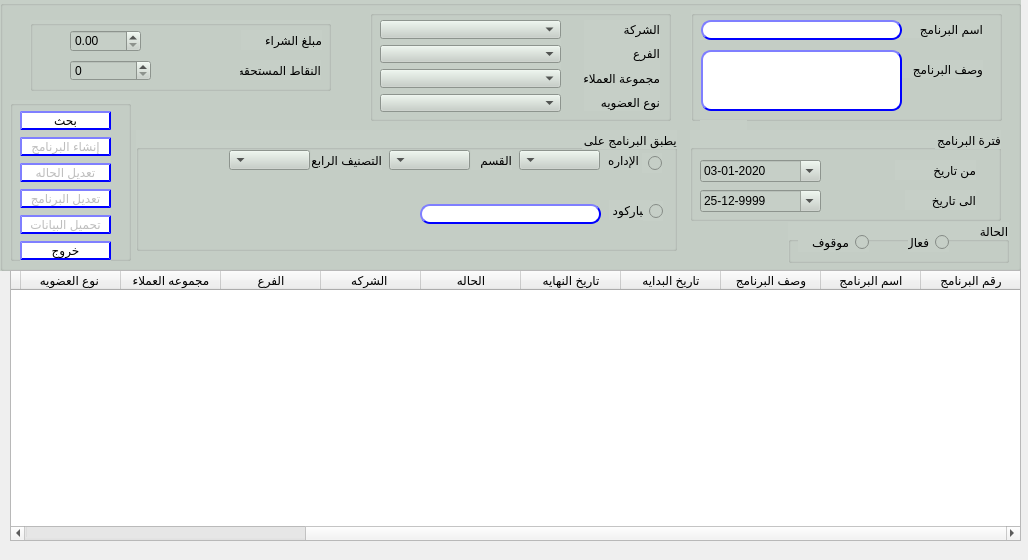
Qt form presentation/loyalty_ui/createModifyLoyalityProg.ui (Hossam01/HyperPOS2020Design) before a commit.
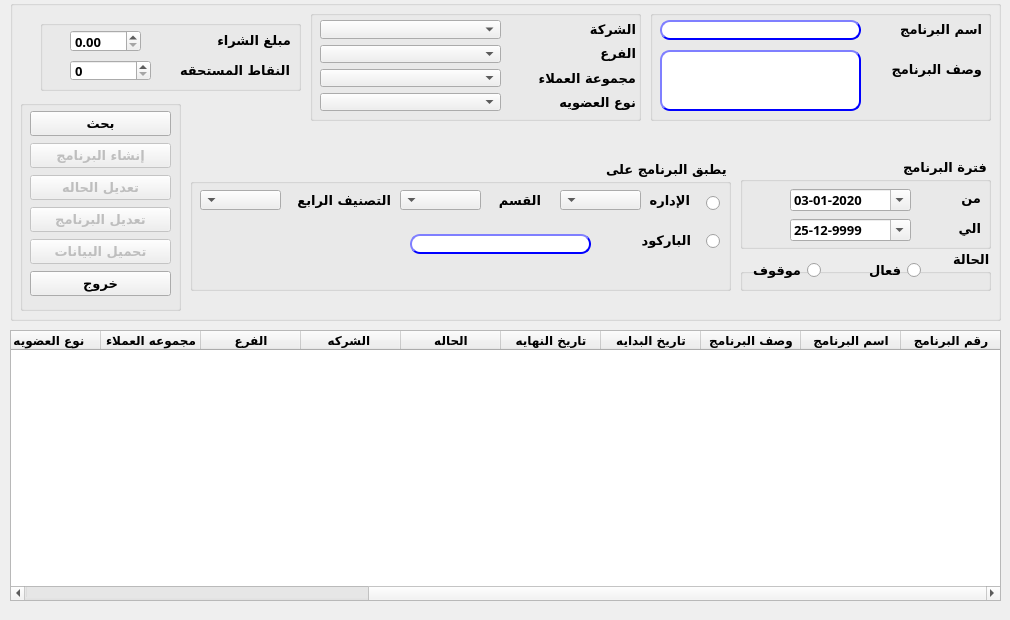
The same form after that commit.

Diff of the .ui file:
```diff
--- a/presentation/loyalty_ui/createModifyLoyalityProg.ui
+++ b/presentation/loyalty_ui/createModifyLoyalityProg.ui
@@ -6,20 +6,20 @@
    <rect>
     <x>0</x>
     <y>0</y>
-    <width>1028</width>
-    <height>560</height>
+    <width>1010</width>
+    <height>620</height>
    </rect>
   </property>
   <property name="minimumSize">
    <size>
-    <width>1028</width>
-    <height>560</height>
+    <width>1010</width>
+    <height>620</height>
    </size>
   </property>
   <property name="maximumSize">
    <size>
-    <width>1028</width>
-    <height>560</height>
+    <width>1010</width>
+    <height>620</height>
    </size>
   </property>
   <property name="windowTitle">
@@ -40,30 +40,37 @@
      <height>2</height>
     </rect>
    </property>
+   <property name="font">
+    <font>
+     <family>29LT Bukra Regular</family>
+     <weight>75</weight>
+     <bold>true</bold>
+    </font>
+   </property>
    <layout class="QGridLayout" name="gridLayout_2"/>
   </widget>
   <widget class="QGroupBox" name="groupBox">
    <property name="geometry">
     <rect>
-     <x>0</x>
+     <x>10</x>
      <y>0</y>
-     <width>1021</width>
-     <height>271</height>
+     <width>991</width>
+     <height>321</height>
     </rect>
    </property>
    <property name="font">
     <font>
+     <family>29LT Bukra Regular</family>
      <pointsize>10</pointsize>
-     <weight>50</weight>
-     <bold>false</bold>
+     <weight>75</weight>
+     <bold>true</bold>
     </font>
    </property>
    <property name="layoutDirection">
     <enum>Qt::LeftToRight</enum>
    </property>
    <property name="styleSheet">
-    <string notr="true">
-background-color: rgb(198, 207, 199);</string>
+    <string notr="true"/>
    </property>
    <property name="title">
     <string/>
@@ -71,12 +78,20 @@
    <widget class="QGroupBox" name="groupBox_3">
     <property name="geometry">
      <rect>
-      <x>370</x>
+      <x>300</x>
       <y>10</y>
-      <width>301</width>
+      <width>331</width>
       <height>111</height>
      </rect>
     </property>
+    <property name="font">
+     <font>
+      <family>29LT Bukra Regular</family>
+      <pointsize>10</pointsize>
+      <weight>75</weight>
+      <bold>true</bold>
+     </font>
+    </property>
     <property name="title">
      <string/>
     </property>
@@ -86,21 +101,65 @@
        <x>10</x>
        <y>10</y>
        <width>181</width>
-       <height>92</height>
+       <height>91</height>
       </rect>
      </property>
+     <property name="font">
+      <font>
+       <family>29LT Bukra Regular</family>
+       <pointsize>10</pointsize>
+       <weight>75</weight>
+       <bold>true</bold>
+      </font>
+     </property>
      <layout class="QVBoxLayout" name="verticalLayout_3">
       <item>
-       <widget class="QComboBox" name="CMB_company"/>
+       <widget class="QComboBox" name="CMB_company">
+        <property name="font">
+         <font>
+          <family>29LT Bukra Regular</family>
+          <pointsize>10</pointsize>
+          <weight>75</weight>
+          <bold>true</bold>
+         </font>
+        </property>
+       </widget>
       </item>
       <item>
-       <widget class="QComboBox" name="CMB_branch"/>
+       <widget class="QComboBox" name="CMB_branch">
+        <property name="font">
+         <font>
+          <family>29LT Bukra Regular</family>
+          <pointsize>10</pointsize>
+          <weight>75</weight>
+          <bold>true</bold>
+         </font>
+        </property>
+       </widget>
       </item>
       <item>
-       <widget class="QComboBox" name="CMB_custGroup"/>
+       <widget class="QComboBox" name="CMB_custGroup">
+        <property name="font">
+         <font>
+          <family>29LT Bukra Regular</family>
+          <pointsize>10</pointsize>
+          <weight>75</weight>
+          <bold>true</bold>
+         </font>
+        </property>
+       </widget>
       </item>
       <item>
-       <widget class="QComboBox" name="CMB_loyalityType"/>
+       <widget class="QComboBox" name="CMB_loyalityType">
+        <property name="font">
+         <font>
+          <family>29LT Bukra Regular</family>
+          <pointsize>10</pointsize>
+          <weight>75</weight>
+          <bold>true</bold>
+         </font>
+        </property>
+       </widget>
       </item>
      </layout>
     </widget>
@@ -109,13 +168,29 @@
       <rect>
        <x>214</x>
        <y>10</y>
-       <width>76</width>
+       <width>112</width>
        <height>91</height>
       </rect>
      </property>
+     <property name="font">
+      <font>
+       <family>29LT Bukra Regular</family>
+       <pointsize>10</pointsize>
+       <weight>75</weight>
+       <bold>true</bold>
+      </font>
+     </property>
      <layout class="QVBoxLayout" name="verticalLayout_2">
       <item>
        <widget class="QLabel" name="label_4">
+        <property name="font">
+         <font>
+          <family>29LT Bukra Regular</family>
+          <pointsize>10</pointsize>
+          <weight>75</weight>
+          <bold>true</bold>
+         </font>
+        </property>
         <property name="text">
          <string>الشركة</string>
         </property>
@@ -123,6 +198,14 @@
       </item>
       <item>
        <widget class="QLabel" name="label_11">
+        <property name="font">
+         <font>
+          <family>29LT Bukra Regular</family>
+          <pointsize>10</pointsize>
+          <weight>75</weight>
+          <bold>true</bold>
+         </font>
+        </property>
         <property name="text">
          <string>الفرع</string>
         </property>
@@ -130,6 +213,14 @@
       </item>
       <item>
        <widget class="QLabel" name="label_5">
+        <property name="font">
+         <font>
+          <family>29LT Bukra Regular</family>
+          <pointsize>10</pointsize>
+          <weight>75</weight>
+          <bold>true</bold>
+         </font>
+        </property>
         <property name="text">
          <string>مجموعة العملاء</string>
         </property>
@@ -137,6 +228,14 @@
       </item>
       <item>
        <widget class="QLabel" name="label_6">
+        <property name="font">
+         <font>
+          <family>29LT Bukra Regular</family>
+          <pointsize>10</pointsize>
+          <weight>75</weight>
+          <bold>true</bold>
+         </font>
+        </property>
         <property name="text">
          <string>نوع العضويه</string>
         </property>
@@ -148,12 +247,20 @@
    <widget class="QGroupBox" name="groupBox_4">
     <property name="geometry">
      <rect>
-      <x>691</x>
+      <x>640</x>
       <y>10</y>
-      <width>311</width>
+      <width>341</width>
       <height>111</height>
      </rect>
     </property>
+    <property name="font">
+     <font>
+      <family>29LT Bukra Regular</family>
+      <pointsize>10</pointsize>
+      <weight>75</weight>
+      <bold>true</bold>
+     </font>
+    </property>
     <property name="layoutDirection">
      <enum>Qt::RightToLeft</enum>
     </property>
@@ -163,12 +270,20 @@
     <widget class="QLabel" name="label">
      <property name="geometry">
       <rect>
-       <x>180</x>
+       <x>220</x>
        <y>10</y>
        <width>112</width>
        <height>18</height>
       </rect>
      </property>
+     <property name="font">
+      <font>
+       <family>29LT Bukra Regular</family>
+       <pointsize>10</pointsize>
+       <weight>75</weight>
+       <bold>true</bold>
+      </font>
+     </property>
      <property name="text">
       <string>اسم البرنامج</string>
      </property>
@@ -176,12 +291,20 @@
     <widget class="QLabel" name="label_2">
      <property name="geometry">
       <rect>
-       <x>180</x>
+       <x>220</x>
        <y>50</y>
        <width>112</width>
        <height>18</height>
       </rect>
      </property>
+     <property name="font">
+      <font>
+       <family>29LT Bukra Regular</family>
+       <pointsize>10</pointsize>
+       <weight>75</weight>
+       <bold>true</bold>
+      </font>
+     </property>
      <property name="text">
       <string>وصف البرنامج</string>
      </property>
@@ -195,6 +318,13 @@
        <height>20</height>
       </rect>
      </property>
+     <property name="font">
+      <font>
+       <family>29LT Bukra Regular</family>
+       <weight>75</weight>
+       <bold>true</bold>
+      </font>
+     </property>
      <property name="styleSheet">
       <string notr="true">QLineEdit{
                                         background-color: white;
@@ -232,6 +362,13 @@
        <height>61</height>
       </rect>
      </property>
+     <property name="font">
+      <font>
+       <family>29LT Bukra Regular</family>
+       <weight>75</weight>
+       <bold>true</bold>
+      </font>
+     </property>
      <property name="styleSheet">
       <string notr="true">QTextEdit{
                                         background-color: white;
@@ -261,130 +398,158 @@
    <widget class="QGroupBox" name="groupBox_2">
     <property name="geometry">
      <rect>
-      <x>690</x>
-      <y>130</y>
-      <width>311</width>
+      <x>730</x>
+      <y>158</y>
+      <width>251</width>
       <height>91</height>
      </rect>
     </property>
+    <property name="font">
+     <font>
+      <family>29LT Bukra Regular</family>
+      <pointsize>10</pointsize>
+      <weight>75</weight>
+      <bold>true</bold>
+     </font>
+    </property>
     <property name="layoutDirection">
      <enum>Qt::RightToLeft</enum>
     </property>
     <property name="title">
      <string>فترة البرنامج</string>
     </property>
-    <widget class="QWidget" name="layoutWidget">
-     <property name="geometry">
-      <rect>
-       <x>10</x>
-       <y>30</y>
-       <width>121</width>
-       <height>22</height>
-      </rect>
-     </property>
-     <layout class="QHBoxLayout" name="horizontalLayout">
-      <item>
-       <widget class="QDateEdit" name="Qdate_from">
-        <property name="layoutDirection">
-         <enum>Qt::LeftToRight</enum>
-        </property>
-        <property name="displayFormat">
-         <string>dd-MM-yyyy</string>
-        </property>
-        <property name="calendarPopup">
-         <bool>true</bool>
-        </property>
-        <property name="date">
-         <date>
-          <year>2020</year>
-          <month>1</month>
-          <day>3</day>
-         </date>
-        </property>
-       </widget>
-      </item>
-     </layout>
-    </widget>
     <widget class="QLabel" name="label_9">
      <property name="geometry">
       <rect>
-       <x>205</x>
+       <x>160</x>
        <y>30</y>
        <width>81</width>
        <height>20</height>
       </rect>
      </property>
+     <property name="font">
+      <font>
+       <family>29LT Bukra Regular</family>
+       <pointsize>10</pointsize>
+       <weight>75</weight>
+       <bold>true</bold>
+      </font>
+     </property>
      <property name="text">
-      <string>من تاريخ</string>
+      <string>من</string>
      </property>
     </widget>
     <widget class="QLabel" name="label_10">
      <property name="geometry">
       <rect>
-       <x>215</x>
+       <x>170</x>
        <y>60</y>
        <width>71</width>
        <height>20</height>
       </rect>
      </property>
+     <property name="font">
+      <font>
+       <family>29LT Bukra Regular</family>
+       <pointsize>10</pointsize>
+       <weight>75</weight>
+       <bold>true</bold>
+      </font>
+     </property>
      <property name="text">
-      <string>الى تاريخ</string>
+      <string>الي</string>
      </property>
     </widget>
-    <widget class="QWidget" name="layoutWidget_2">
+    <widget class="QDateEdit" name="Qdate_to">
      <property name="geometry">
       <rect>
-       <x>10</x>
-       <y>60</y>
+       <x>50</x>
+       <y>61</y>
        <width>121</width>
        <height>22</height>
       </rect>
      </property>
-     <layout class="QHBoxLayout" name="horizontalLayout_2">
-      <item>
-       <widget class="QDateEdit" name="Qdate_to">
-        <property name="layoutDirection">
-         <enum>Qt::LeftToRight</enum>
-        </property>
-        <property name="autoFillBackground">
-         <bool>false</bool>
-        </property>
-        <property name="dateTime">
-         <datetime>
-          <hour>23</hour>
-          <minute>59</minute>
-          <second>59</second>
-          <year>9999</year>
-          <month>12</month>
-          <day>25</day>
-         </datetime>
-        </property>
-        <property name="maximumDateTime">
-         <datetime>
-          <hour>23</hour>
-          <minute>59</minute>
-          <second>59</second>
-          <year>9999</year>
-          <month>12</month>
-          <day>25</day>
-         </datetime>
-        </property>
-        <property name="displayFormat">
-         <string>dd-MM-yyyy</string>
-        </property>
-        <property name="calendarPopup">
-         <bool>true</bool>
-        </property>
-        <property name="date">
-         <date>
-          <year>9999</year>
-          <month>12</month>
-          <day>25</day>
-         </date>
-        </property>
-       </widget>
-      </item>
-     </layout>
+     <property name="font">
+      <font>
+       <family>29LT Bukra Regular</family>
+       <pointsize>10</pointsize>
+       <weight>75</weight>
+       <bold>true</bold>
+      </font>
+     </property>
+     <property name="layoutDirection">
+      <enum>Qt::LeftToRight</enum>
+     </property>
+     <property name="autoFillBackground">
+      <bool>false</bool>
+     </property>
+     <property name="dateTime">
+      <datetime>
+       <hour>0</hour>
+       <minute>0</minute>
+       <second>0</second>
+       <year>9999</year>
+       <month>12</month>
+       <day>25</day>
+      </datetime>
+     </property>
+     <property name="maximumDateTime">
+      <datetime>
+       <hour>23</hour>
+       <minute>59</minute>
+       <second>59</second>
+       <year>9999</year>
+       <month>12</month>
+       <day>25</day>
+      </datetime>
+     </property>
+     <property name="displayFormat">
+      <string>dd-MM-yyyy</string>
+     </property>
+     <property name="calendarPopup">
+      <bool>true</bool>
+     </property>
+     <property name="date">
+      <date>
+       <year>9999</year>
+       <month>12</month>
+       <day>25</day>
+      </date>
+     </property>
+    </widget>
+    <widget class="QDateEdit" name="Qdate_from">
+     <property name="geometry">
+      <rect>
+       <x>50</x>
+       <y>31</y>
+       <width>121</width>
+       <height>22</height>
+      </rect>
+     </property>
+     <property name="font">
+      <font>
+       <family>29LT Bukra Regular</family>
+       <pointsize>10</pointsize>
+       <weight>75</weight>
+       <bold>true</bold>
+      </font>
+     </property>
+     <property name="layoutDirection">
+      <enum>Qt::LeftToRight</enum>
+     </property>
+     <property name="displayFormat">
+      <string>dd-MM-yyyy</string>
+     </property>
+     <property name="calendarPopup">
+      <bool>true</bool>
+     </property>
+     <property name="date">
+      <date>
+       <year>2020</year>
+       <month>1</month>
+       <day>3</day>
+      </date>
+     </property>
     </widget>
    </widget>
    <widget class="QGroupBox" name="groupBox_8">
@@ -392,10 +557,18 @@
      <rect>
       <x>10</x>
       <y>100</y>
-      <width>121</width>
-      <height>161</height>
+      <width>161</width>
+      <height>211</height>
      </rect>
     </property>
+    <property name="font">
+     <font>
+      <family>29LT Bukra Regular</family>
+      <pointsize>10</pointsize>
+      <weight>75</weight>
+      <bold>true</bold>
+     </font>
+    </property>
     <property name="title">
      <string/>
     </property>
@@ -404,40 +577,33 @@
       <rect>
        <x>10</x>
        <y>10</y>
-       <width>91</width>
-       <height>151</height>
+       <width>141</width>
+       <height>191</height>
       </rect>
      </property>
+     <property name="font">
+      <font>
+       <family>29LT Bukra Regular</family>
+       <pointsize>10</pointsize>
+       <weight>75</weight>
+       <bold>true</bold>
+      </font>
+     </property>
      <layout class="QVBoxLayout" name="verticalLayout">
       <item>
        <widget class="QPushButton" name="Qbtn_search">
         <property name="enabled">
          <bool>true</bool>
         </property>
+        <property name="font">
+         <font>
+          <family>29LT Bukra Regular</family>
+          <weight>75</weight>
+          <bold>true</bold>
+         </font>
+        </property>
         <property name="styleSheet">
-         <string notr="true">QPushButton{
-                                        background-color: white;
-                                        border-style: outset;
-                                        border-width: 2px;
-                                        border-radius: 10px;
-                                        border-color: blue;
-                                        min-width:6em;
-                                       }
-                                        QPushButton:hover {
-                                        background: qradialgradient(
-                                        cx: 0.3, cy: -0.4, fx: 0.3, fy: -0.4,
-                                        radius: 1.35, stop: 0 #fff, stop: 1 #bbb
-                                        );
-                                        }
-                                        QPushButton:pressed {
-                                        border-style: inset;
-                                        background: qradialgradient(
-                                        cx: 0.4, cy: -0.1, fx: 0.4, fy: -0.1,
-                                        radius: 1.35, stop: 0 #fff, stop: 1 #ddd
-                                        );
-                                        }
-                                    
-                                    </string>
+         <string notr="true"/>
         </property>
         <property name="text">
          <string>بحث</string>
@@ -449,30 +615,15 @@
         <property name="enabled">
          <bool>false</bool>
         </property>
+        <property name="font">
+         <font>
+          <family>29LT Bukra Regular</family>
+          <weight>75</weight>
+          <bold>true</bold>
+         </font>
+        </property>
         <property name="styleSheet">
-         <string notr="true">QPushButton{
-                                        background-color: white;
-                                        border-style: outset;
-                                        border-width: 2px;
-                                        border-radius: 10px;
-                                        border-color: blue;
-                                        min-width:6em;
-                                       }
-                                        QPushButton:hover {
-                                        background: qradialgradient(
-                                        cx: 0.3, cy: -0.4, fx: 0.3, fy: -0.4,
-                                        radius: 1.35, stop: 0 #fff, stop: 1 #bbb
-                                        );
-                                        }
-                                        QPushButton:pressed {
-                                        border-style: inset;
-                                        background: qradialgradient(
-                                        cx: 0.4, cy: -0.1, fx: 0.4, fy: -0.1,
-                                        radius: 1.35, stop: 0 #fff, stop: 1 #ddd
-                                        );
-                                        }
-                                    
-                                    </string>
+         <string notr="true"/>
         </property>
         <property name="text">
          <string>إنشاء البرنامج</string>
@@ -484,30 +635,15 @@
         <property name="enabled">
          <bool>false</bool>
         </property>
+        <property name="font">
+         <font>
+          <family>29LT Bukra Regular</family>
+          <weight>75</weight>
+          <bold>true</bold>
+         </font>
+        </property>
         <property name="styleSheet">
-         <string notr="true">QPushButton{
-                                        background-color: white;
-                                        border-style: outset;
-                                        border-width: 2px;
-                                        border-radius: 10px;
-                                        border-color: blue;
-                                        min-width:6em;
-                                       }
-                                        QPushButton:hover {
-                                        background: qradialgradient(
-                                        cx: 0.3, cy: -0.4, fx: 0.3, fy: -0.4,
-                                        radius: 1.35, stop: 0 #fff, stop: 1 #bbb
-                                        );
-                                        }
-                                        QPushButton:pressed {
-                                        border-style: inset;
-                                        background: qradialgradient(
-                                        cx: 0.4, cy: -0.1, fx: 0.4, fy: -0.1,
-                                        radius: 1.35, stop: 0 #fff, stop: 1 #ddd
-                                        );
-                                        }
-                                    
-                                    </string>
+         <string notr="true"/>
         </property>
         <property name="text">
          <string>تعديل الحاله</string>
@@ -519,30 +655,15 @@
         <property name="enabled">
          <bool>false</bool>
         </property>
+        <property name="font">
+         <font>
+          <family>29LT Bukra Regular</family>
+          <weight>75</weight>
+          <bold>true</bold>
+         </font>
+        </property>
         <property name="styleSheet">
-         <string notr="true">QPushButton{
-                                        background-color: white;
-                                        border-style: outset;
-                                        border-width: 2px;
-                                        border-radius: 10px;
-                                        border-color: blue;
-                                        min-width:6em;
-                                       }
-                                        QPushButton:hover {
-                                        background: qradialgradient(
-                                        cx: 0.3, cy: -0.4, fx: 0.3, fy: -0.4,
-                                        radius: 1.35, stop: 0 #fff, stop: 1 #bbb
-                                        );
-                                        }
-                                        QPushButton:pressed {
-                                        border-style: inset;
-                                        background: qradialgradient(
-                                        cx: 0.4, cy: -0.1, fx: 0.4, fy: -0.1,
-                                        radius: 1.35, stop: 0 #fff, stop: 1 #ddd
-                                        );
-                                        }
-                                    
-                                    </string>
+         <string notr="true"/>
         </property>
         <property name="text">
          <string>تعديل البرنامج</string>
@@ -554,30 +675,15 @@
         <property name="enabled">
          <bool>false</bool>
         </property>
+        <property name="font">
+         <font>
+          <family>29LT Bukra Regular</family>
+          <weight>75</weight>
+          <bold>true</bold>
+         </font>
+        </property>
         <property name="styleSheet">
-         <string notr="true">QPushButton{
-                                        background-color: white;
-                                        border-style: outset;
-                                        border-width: 2px;
-                                        border-radius: 10px;
-                                        border-color: blue;
-                                        min-width:6em;
-                                       }
-                                        QPushButton:hover {
-                                        background: qradialgradient(
-                                        cx: 0.3, cy: -0.4, fx: 0.3, fy: -0.4,
-                                        radius: 1.35, stop: 0 #fff, stop: 1 #bbb
-                                        );
-                                        }
-                                        QPushButton:pressed {
-                                        border-style: inset;
-                                        background: qradialgradient(
-                                        cx: 0.4, cy: -0.1, fx: 0.4, fy: -0.1,
-                                        radius: 1.35, stop: 0 #fff, stop: 1 #ddd
-                                        );
-                                        }
-                                    
-                                    </string>
+         <string notr="true"/>
         </property>
         <property name="text">
          <string>تحميل البيانات</string>
@@ -586,30 +692,15 @@
       </item>
       <item>
        <widget class="QPushButton" name="Qbtn_exit">
+        <property name="font">
+         <font>
+          <family>29LT Bukra Regular</family>
+          <weight>75</weight>
+          <bold>true</bold>
+         </font>
+        </property>
         <property name="styleSheet">
-         <string notr="true">QPushButton{
-                                        background-color: white;
-                                        border-style: outset;
-                                        border-width: 2px;
-                                        border-radius: 10px;
-                                        border-color: blue;
-                                        min-width:6em;
-                                       }
-                                        QPushButton:hover {
-                                        background: qradialgradient(
-                                        cx: 0.3, cy: -0.4, fx: 0.3, fy: -0.4,
-                                        radius: 1.35, stop: 0 #fff, stop: 1 #bbb
-                                        );
-                                        }
-                                        QPushButton:pressed {
-                                        border-style: inset;
-                                        background: qradialgradient(
-                                        cx: 0.4, cy: -0.1, fx: 0.4, fy: -0.1,
-                                        radius: 1.35, stop: 0 #fff, stop: 1 #ddd
-                                        );
-                                        }
-                                    
-                                    </string>
+         <string notr="true"/>
         </property>
         <property name="text">
          <string>خروج</string>
@@ -625,12 +716,20 @@
     </property>
     <property name="geometry">
      <rect>
-      <x>788</x>
-      <y>222</y>
-      <width>221</width>
+      <x>730</x>
+      <y>250</y>
+      <width>251</width>
       <height>41</height>
      </rect>
     </property>
+    <property name="font">
+     <font>
+      <family>29LT Bukra Regular</family>
+      <pointsize>10</pointsize>
+      <weight>75</weight>
+      <bold>true</bold>
+     </font>
+    </property>
     <property name="layoutDirection">
      <enum>Qt::RightToLeft</enum>
     </property>
@@ -642,10 +741,18 @@
       <rect>
        <x>120</x>
        <y>10</y>
-       <width>41</width>
+       <width>61</width>
        <height>20</height>
       </rect>
      </property>
+     <property name="font">
+      <font>
+       <family>29LT Bukra Regular</family>
+       <pointsize>10</pointsize>
+       <weight>75</weight>
+       <bold>true</bold>
+      </font>
+     </property>
      <property name="layoutDirection">
       <enum>Qt::RightToLeft</enum>
      </property>
@@ -662,6 +769,14 @@
        <height>20</height>
       </rect>
      </property>
+     <property name="font">
+      <font>
+       <family>29LT Bukra Regular</family>
+       <pointsize>10</pointsize>
+       <weight>75</weight>
+       <bold>true</bold>
+      </font>
+     </property>
      <property name="layoutDirection">
       <enum>Qt::RightToLeft</enum>
      </property>
@@ -675,22 +790,38 @@
      <rect>
       <x>30</x>
       <y>20</y>
-      <width>301</width>
+      <width>261</width>
       <height>71</height>
      </rect>
     </property>
+    <property name="font">
+     <font>
+      <family>29LT Bukra Regular</family>
+      <pointsize>10</pointsize>
+      <weight>75</weight>
+      <bold>true</bold>
+     </font>
+    </property>
     <property name="title">
      <string/>
     </property>
     <widget class="QLabel" name="label_7">
      <property name="geometry">
       <rect>
-       <x>211</x>
+       <x>170</x>
        <y>10</y>
        <width>81</width>
        <height>20</height>
       </rect>
      </property>
+     <property name="font">
+      <font>
+       <family>29LT Bukra Regular</family>
+       <pointsize>10</pointsize>
+       <weight>75</weight>
+       <bold>true</bold>
+      </font>
+     </property>
      <property name="text">
       <string>مبلغ الشراء</string>
      </property>
@@ -698,12 +829,20 @@
     <widget class="QLabel" name="label_12">
      <property name="geometry">
       <rect>
-       <x>210</x>
+       <x>119</x>
        <y>40</y>
-       <width>81</width>
+       <width>131</width>
        <height>20</height>
       </rect>
      </property>
+     <property name="font">
+      <font>
+       <family>29LT Bukra Regular</family>
+       <pointsize>10</pointsize>
+       <weight>75</weight>
+       <bold>true</bold>
+      </font>
+     </property>
      <property name="text">
       <string>النقاط المستحقه</string>
      </property>
@@ -711,12 +850,20 @@
     <widget class="QSpinBox" name="Qline_points">
      <property name="geometry">
       <rect>
-       <x>40</x>
+       <x>30</x>
        <y>40</y>
        <width>81</width>
        <height>21</height>
       </rect>
      </property>
+     <property name="font">
+      <font>
+       <family>29LT Bukra Regular</family>
+       <pointsize>10</pointsize>
+       <weight>75</weight>
+       <bold>true</bold>
+      </font>
+     </property>
      <property name="maximum">
       <number>99999</number>
      </property>
@@ -724,12 +871,20 @@
     <widget class="QDoubleSpinBox" name="Qline_purchAmount">
      <property name="geometry">
       <rect>
-       <x>40</x>
+       <x>30</x>
        <y>10</y>
        <width>71</width>
        <height>22</height>
       </rect>
      </property>
+     <property name="font">
+      <font>
+       <family>29LT Bukra Regular</family>
+       <pointsize>10</pointsize>
+       <weight>75</weight>
+       <bold>true</bold>
+      </font>
+     </property>
      <property name="decimals">
       <number>2</number>
      </property>
@@ -741,12 +896,20 @@
    <widget class="QGroupBox" name="groupBox_7">
     <property name="geometry">
      <rect>
-      <x>136</x>
-      <y>130</y>
+      <x>180</x>
+      <y>160</y>
       <width>541</width>
-      <height>121</height>
+      <height>131</height>
      </rect>
     </property>
+    <property name="font">
+     <font>
+      <family>29LT Bukra Regular</family>
+      <pointsize>10</pointsize>
+      <weight>75</weight>
+      <bold>true</bold>
+     </font>
+    </property>
     <property name="layoutDirection">
      <enum>Qt::RightToLeft</enum>
     </property>
@@ -756,12 +919,20 @@
     <widget class="QLabel" name="label_13">
      <property name="geometry">
       <rect>
-       <x>462</x>
-       <y>20</y>
-       <width>41</width>
+       <x>449</x>
+       <y>30</y>
+       <width>51</width>
        <height>20</height>
       </rect>
      </property>
+     <property name="font">
+      <font>
+       <family>29LT Bukra Regular</family>
+       <pointsize>10</pointsize>
+       <weight>75</weight>
+       <bold>true</bold>
+      </font>
+     </property>
      <property name="text">
       <string>الإداره</string>
      </property>
@@ -769,22 +940,38 @@
     <widget class="QComboBox" name="CMB_department">
      <property name="geometry">
       <rect>
-       <x>383</x>
-       <y>20</y>
+       <x>370</x>
+       <y>30</y>
        <width>81</width>
        <height>20</height>
       </rect>
      </property>
+     <property name="font">
+      <font>
+       <family>29LT Bukra Regular</family>
+       <pointsize>10</pointsize>
+       <weight>75</weight>
+       <bold>true</bold>
+      </font>
+     </property>
     </widget>
     <widget class="QLabel" name="label_14">
      <property name="geometry">
       <rect>
-       <x>473</x>
+       <x>450</x>
        <y>70</y>
-       <width>41</width>
+       <width>51</width>
        <height>20</height>
       </rect>
      </property>
+     <property name="font">
+      <font>
+       <family>29LT Bukra Regular</family>
+       <pointsize>10</pointsize>
+       <weight>75</weight>
+       <bold>true</bold>
+      </font>
+     </property>
      <property name="text">
       <string>الباركود</string>
      </property>
@@ -792,12 +979,19 @@
     <widget class="QLineEdit" name="Qline_barcode">
      <property name="geometry">
       <rect>
-       <x>284</x>
+       <x>220</x>
        <y>74</y>
        <width>181</width>
        <height>20</height>
       </rect>
      </property>
+     <property name="font">
+      <font>
+       <family>29LT Bukra Regular</family>
+       <weight>75</weight>
+       <bold>true</bold>
+      </font>
+     </property>
      <property name="styleSheet">
       <string notr="true">QLineEdit{
                                         background-color: white;
@@ -826,12 +1020,20 @@
     <widget class="QLabel" name="label_15">
      <property name="geometry">
       <rect>
-       <x>335</x>
-       <y>20</y>
-       <width>41</width>
+       <x>300</x>
+       <y>30</y>
+       <width>51</width>
        <height>20</height>
       </rect>
      </property>
+     <property name="font">
+      <font>
+       <family>29LT Bukra Regular</family>
+       <pointsize>10</pointsize>
+       <weight>75</weight>
+       <bold>true</bold>
+      </font>
+     </property>
      <property name="text">
       <string>القسم</string>
      </property>
@@ -839,22 +1041,38 @@
     <widget class="QComboBox" name="CMB_section">
      <property name="geometry">
       <rect>
-       <x>253</x>
-       <y>20</y>
+       <x>210</x>
+       <y>30</y>
        <width>81</width>
        <height>20</height>
       </rect>
      </property>
+     <property name="font">
+      <font>
+       <family>29LT Bukra Regular</family>
+       <pointsize>10</pointsize>
+       <weight>75</weight>
+       <bold>true</bold>
+      </font>
+     </property>
     </widget>
     <widget class="QLabel" name="label_16">
      <property name="geometry">
       <rect>
-       <x>175</x>
-       <y>20</y>
-       <width>71</width>
+       <x>90</x>
+       <y>30</y>
+       <width>111</width>
        <height>20</height>
       </rect>
      </property>
+     <property name="font">
+      <font>
+       <family>29LT Bukra Regular</family>
+       <pointsize>10</pointsize>
+       <weight>75</weight>
+       <bold>true</bold>
+      </font>
+     </property>
      <property name="text">
       <string>التصنيف الرابع</string>
      </property>
@@ -862,22 +1080,38 @@
     <widget class="QComboBox" name="CMB_level4">
      <property name="geometry">
       <rect>
-       <x>93</x>
-       <y>20</y>
+       <x>10</x>
+       <y>30</y>
        <width>81</width>
        <height>20</height>
       </rect>
      </property>
+     <property name="font">
+      <font>
+       <family>29LT Bukra Regular</family>
+       <pointsize>10</pointsize>
+       <weight>75</weight>
+       <bold>true</bold>
+      </font>
+     </property>
     </widget>
     <widget class="QRadioButton" name="Qradio_bmc">
      <property name="geometry">
       <rect>
-       <x>506</x>
-       <y>23</y>
+       <x>510</x>
+       <y>33</y>
        <width>20</width>
        <height>20</height>
       </rect>
      </property>
+     <property name="font">
+      <font>
+       <family>29LT Bukra Regular</family>
+       <pointsize>10</pointsize>
+       <weight>75</weight>
+       <bold>true</bold>
+      </font>
+     </property>
      <property name="layoutDirection">
       <enum>Qt::RightToLeft</enum>
      </property>
@@ -888,12 +1122,20 @@
     <widget class="QRadioButton" name="Qradio_barcode">
      <property name="geometry">
       <rect>
-       <x>507</x>
+       <x>510</x>
        <y>71</y>
        <width>20</width>
        <height>20</height>
       </rect>
      </property>
+     <property name="font">
+      <font>
+       <family>29LT Bukra Regular</family>
+       <pointsize>10</pointsize>
+       <weight>75</weight>
+       <bold>true</bold>
+      </font>
+     </property>
      <property name="layoutDirection">
       <enum>Qt::RightToLeft</enum>
      </property>
@@ -914,6 +1156,14 @@
       <height>13</height>
      </rect>
     </property>
+    <property name="font">
+     <font>
+      <family>29LT Bukra Regular</family>
+      <pointsize>10</pointsize>
+      <weight>75</weight>
+      <bold>true</bold>
+     </font>
+    </property>
     <property name="text">
      <string/>
     </property>
@@ -923,14 +1173,28 @@
    <property name="geometry">
     <rect>
      <x>10</x>
-     <y>270</y>
-     <width>1011</width>
+     <y>330</y>
+     <width>991</width>
      <height>271</height>
     </rect>
    </property>
+   <property name="font">
+    <font>
+     <family>29LT Bukra Regular</family>
+     <weight>75</weight>
+     <bold>true</bold>
+    </font>
+   </property>
    <layout class="QGridLayout" name="gridLayout_7">
     <item row="0" column="0">
      <widget class="QTableWidget" name="Qtable_loyality">
+      <property name="font">
+       <font>
+        <family>29LT Bukra Regular</family>
+        <weight>75</weight>
+        <bold>true</bold>
+       </font>
+      </property>
       <column>
        <property name="text">
         <string>رقم البرنامج</string>
```
